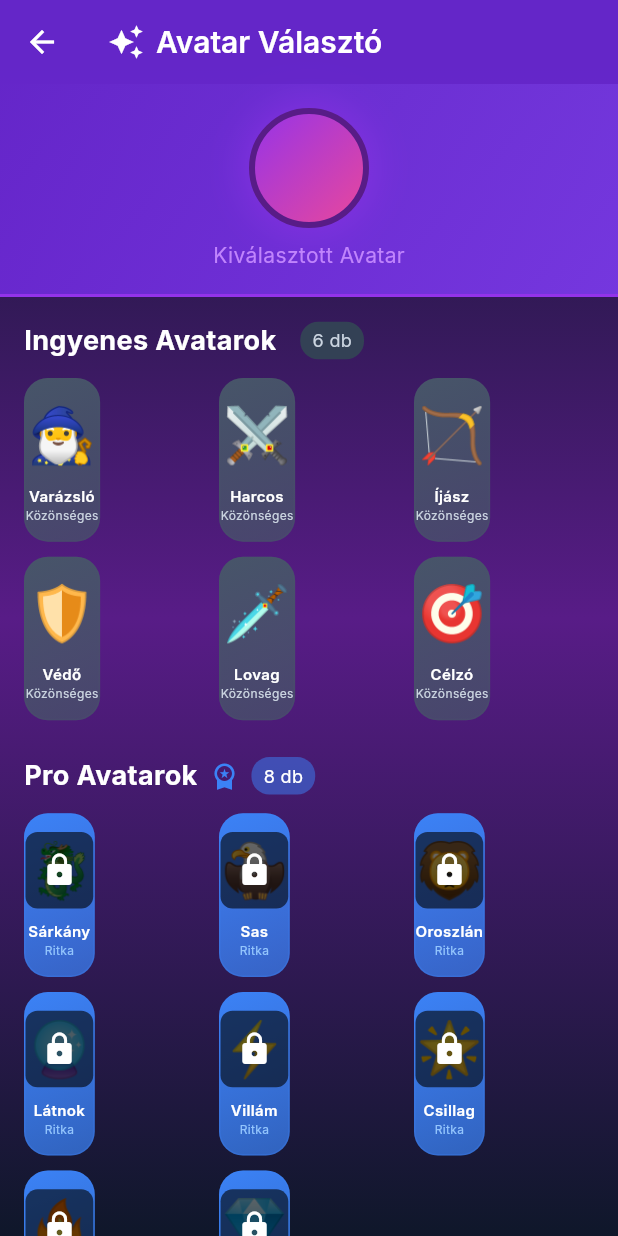
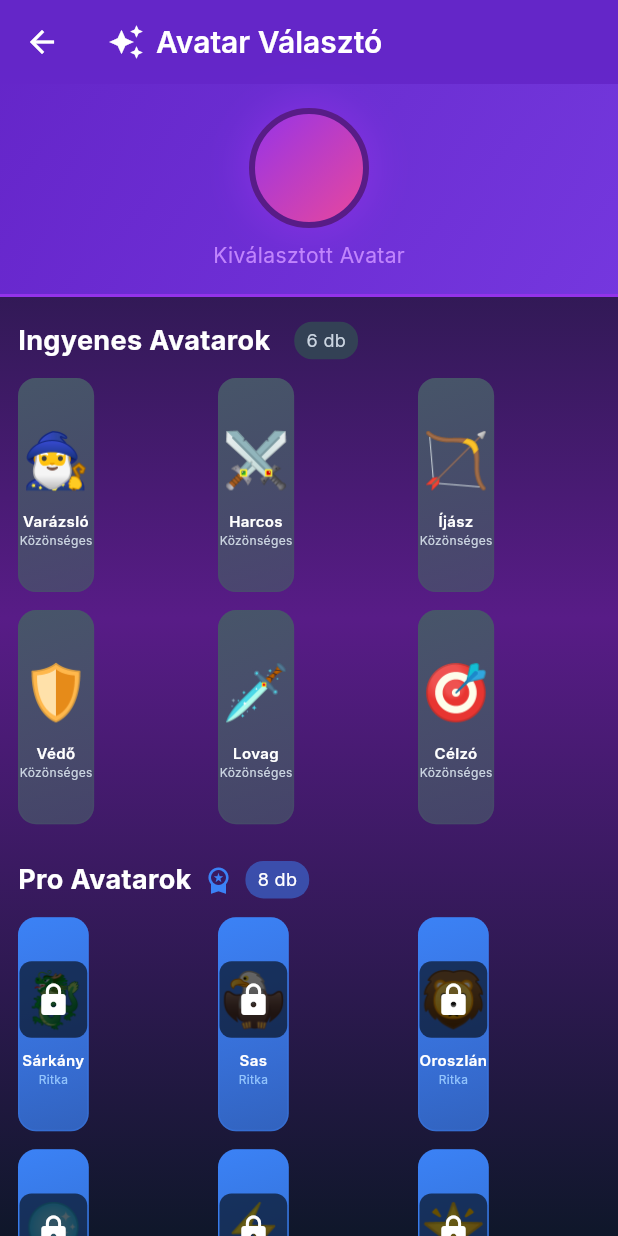
Before and after one commit to adamvir/capitalwizard, a Flutter app: the AvatarSelectorPage screen opened directly, on a phone screen of 412 x 824 dp. Run offline on Flutter 3.47's test engine with Material 3 defaults, Android fonts, the phone set to English and light mode, and no system bars; our stand-ins replace equatable, google_fonts, shared_preferences; accounts and stored records are empty.

Commit message:
fix: Avatar box layout fixes (padding és borderRadius)
- Horizontal padding 16 → 12 (több hely a boxoknak)
- borderRadius 16 → 12 (kevésbé kapszula alakú)
- aspectRatio 0.85, spacing 12
- emoji fontSize 36

🤖 Generated with [Claude Code](https://claude.com/claude-code)

Co-Authored-By: Claude <noreply@anthropic.com>

```diff
--- a/lib/screens/avatar_selector_page.dart
+++ b/lib/screens/avatar_selector_page.dart
@@ -178,7 +178,7 @@ class _AvatarSelectorPageState extends State<AvatarSelectorPage> {
                 // Avatar Grid
                 Expanded(
                   child: SingleChildScrollView(
-                    padding: const EdgeInsets.all(16),
+                    padding: const EdgeInsets.symmetric(horizontal: 12, vertical: 16),
                     child: Column(
                       crossAxisAlignment: CrossAxisAlignment.start,
                       children: [
@@ -323,9 +323,9 @@ class _AvatarSelectorPageState extends State<AvatarSelectorPage> {
           physics: const NeverScrollableScrollPhysics(),
           gridDelegate: const SliverGridDelegateWithFixedCrossAxisCount(
             crossAxisCount: 3,
-            childAspectRatio: 1.1,
-            crossAxisSpacing: 10,
-            mainAxisSpacing: 10,
+            childAspectRatio: 0.85,
+            crossAxisSpacing: 12,
+            mainAxisSpacing: 12,
           ),
           itemCount: avatars.length,
           itemBuilder: (context, index) {
@@ -347,7 +347,7 @@ class _AvatarSelectorPageState extends State<AvatarSelectorPage> {
                           _getRarityColor(avatar.rarity).withValues(alpha: 0.7),
                         ],
                       ),
-                      borderRadius: BorderRadius.circular(16),
+                      borderRadius: BorderRadius.circular(12),
                       border: Border.all(
                         color: isSelected
                             ? Colors.white
```
